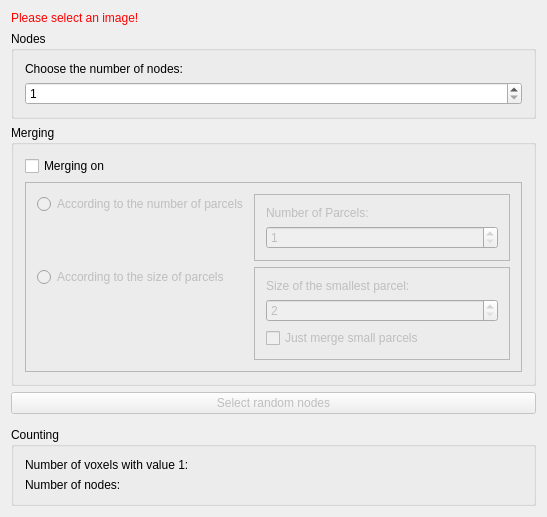
First picture: the form in Plugins/org.mitk.gui.qt.diffusionimaging/src/internal/Connectomics/QmitkRandomParcellationViewControls.ui, repository MITK/MITK, before the edit.
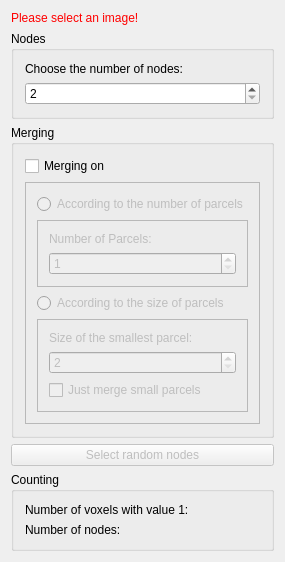
Second picture: the form after the edit.

Diff of the .ui file:
```diff
--- a/Plugins/org.mitk.gui.qt.diffusionimaging/src/internal/Connectomics/QmitkRandomParcellationViewControls.ui
+++ b/Plugins/org.mitk.gui.qt.diffusionimaging/src/internal/Connectomics/QmitkRandomParcellationViewControls.ui
@@ -9,7 +9,7 @@
    <rect>
     <x>0</x>
     <y>0</y>
-    <width>547</width>
+    <width>249</width>
     <height>517</height>
    </rect>
   </property>
@@ -58,7 +58,7 @@
       <item>
        <widget class="QSpinBox" name="spinBoxNumberNodes">
         <property name="minimum">
-         <number>1</number>
+         <number>2</number>
         </property>
         <property name="maximum">
          <number>5000</number>
@@ -95,18 +95,15 @@
         <property name="frameShadow">
          <enum>QFrame::Raised</enum>
         </property>
-        <layout class="QFormLayout" name="formLayout">
-         <property name="fieldGrowthPolicy">
-          <enum>QFormLayout::AllNonFixedFieldsGrow</enum>
-         </property>
-         <item row="0" column="0">
+        <layout class="QVBoxLayout" name="verticalLayout_7">
+         <item>
           <widget class="QRadioButton" name="radioButtonNumberParcels">
            <property name="text">
             <string>According to the number of parcels</string>
            </property>
           </widget>
          </item>
-         <item row="0" column="1">
+         <item>
           <widget class="QFrame" name="frameNumberParcels">
            <property name="enabled">
             <bool>false</bool>
@@ -138,14 +135,14 @@
            </layout>
           </widget>
          </item>
-         <item row="1" column="0">
+         <item>
           <widget class="QRadioButton" name="radioButtonSmallestParcel">
            <property name="text">
             <string>According to the size of parcels</string>
            </property>
           </widget>
          </item>
-         <item row="1" column="1">
+         <item>
           <widget class="QFrame" name="frameSmallestParcel">
            <property name="enabled">
             <bool>false</bool>
```
